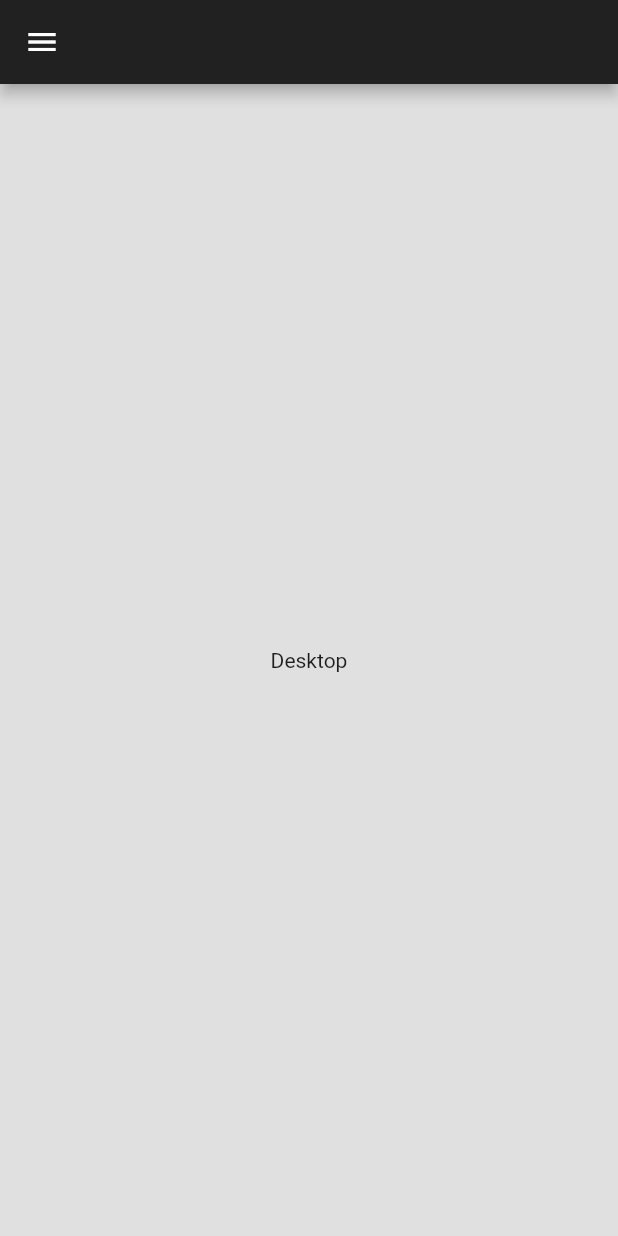
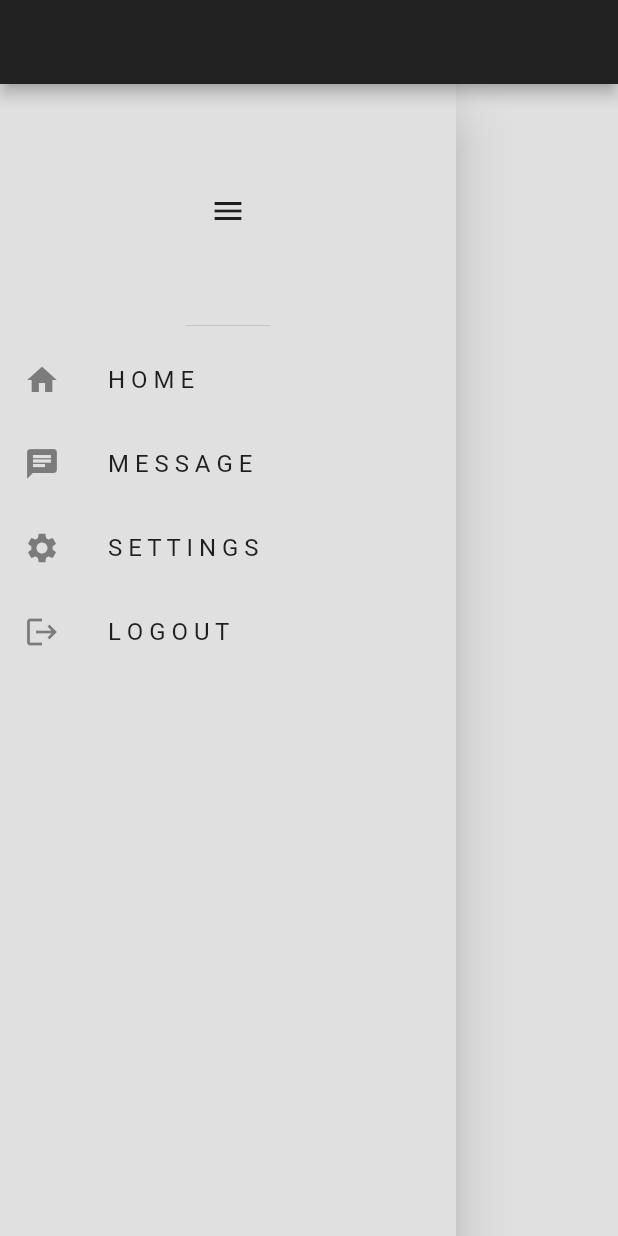
Before and after one commit to Sommos/flutter_responsive_design, a Flutter app: the DesktopScaffold screen opened directly, on a phone screen of 412 x 824 dp. Run offline on Flutter 3.47's test engine with Material 2 defaults, Android fonts, the phone set to English and light mode, and no system bars.

Commit message:
force drawer open on desktop

```diff
--- a/lib/responsive/desktop_scaffold.dart
+++ b/lib/responsive/desktop_scaffold.dart
@@ -15,9 +15,12 @@ class _DesktopScaffoldState extends State<DesktopScaffold> {
     return Scaffold(
       appBar: myAppBar,
       backgroundColor: myDefaultBackground,
-      drawer: myDrawer,
-      body: const Center(
-        child: Text("Desktop"),
+      body: Row(
+        children: [
+          // open drawer automatically on desktop
+          myDrawer,
+          // rest of body
+        ],
       ),
     );
   }
```
